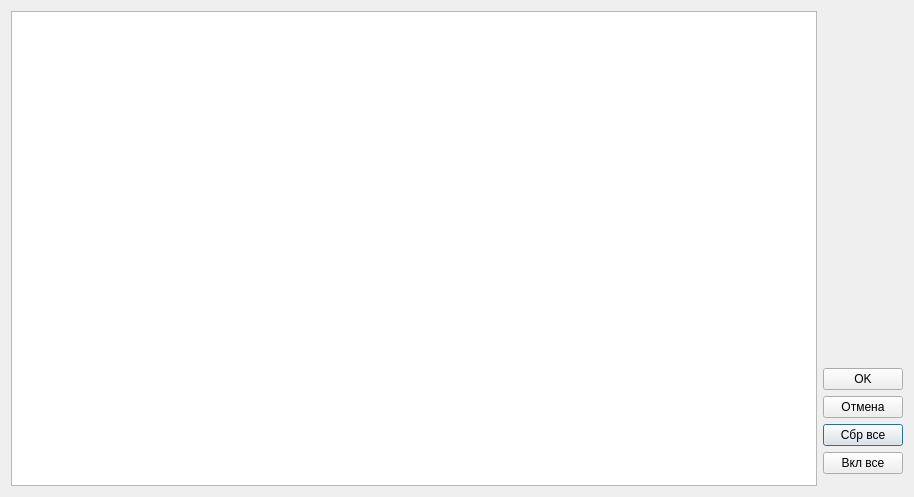
atikbif/VOIP_DISPATCHER, file dialogconfig.ui: the form before one commit.
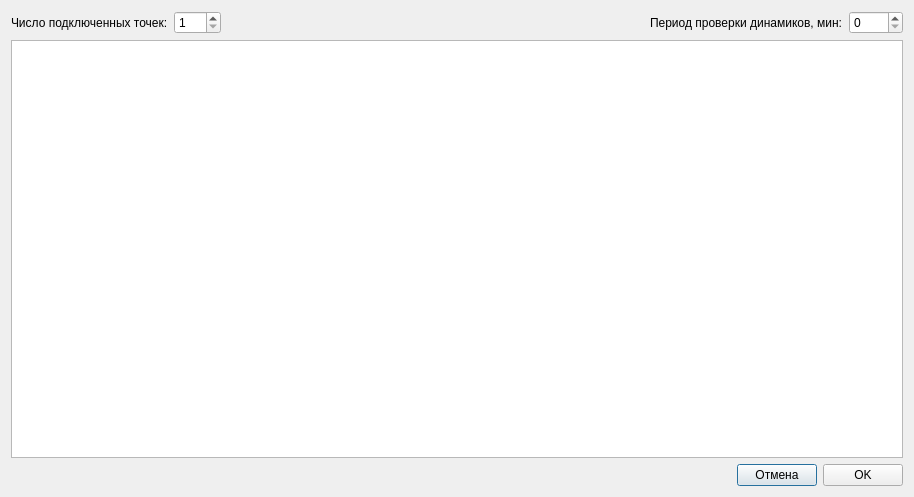
The form after the commit.

Patch:
```diff
--- a/dialogconfig.ui
+++ b/dialogconfig.ui
@@ -14,50 +14,91 @@
    <string>Настройка аудио точек</string>
   </property>
   <layout class="QGridLayout" name="gridLayout">
-   <item row="0" column="0" rowspan="7">
-    <widget class="QTableWidget" name="tableWidget"/>
+   <item row="0" column="0" colspan="3">
+    <layout class="QVBoxLayout" name="verticalLayout">
+     <item>
+      <layout class="QHBoxLayout" name="horizontalLayout">
+       <item>
+        <widget class="QLabel" name="label">
+         <property name="text">
+          <string>Число подключенных точек:</string>
+         </property>
+        </widget>
+       </item>
+       <item>
+        <widget class="QSpinBox" name="spinBoxPointCnt">
+         <property name="minimum">
+          <number>1</number>
+         </property>
+         <property name="maximum">
+          <number>100</number>
+         </property>
+        </widget>
+       </item>
+       <item>
+        <spacer name="horizontalSpacer">
+         <property name="orientation">
+          <enum>Qt::Horizontal</enum>
+         </property>
+         <property name="sizeHint" stdset="0">
+          <size>
+           <width>248</width>
+           <height>20</height>
+          </size>
+         </property>
+        </spacer>
+       </item>
+       <item>
+        <widget class="QLabel" name="label_2">
+         <property name="text">
+          <string>Период проверки динамиков, мин:</string>
+         </property>
+        </widget>
+       </item>
+       <item>
+        <widget class="QSpinBox" name="spinBoxCheckAudioTmr">
+         <property name="minimum">
+          <number>0</number>
+         </property>
+         <property name="maximum">
+          <number>1000</number>
+         </property>
+        </widget>
+       </item>
+      </layout>
+     </item>
+     <item>
+      <widget class="QTableWidget" name="tableWidget"/>
+     </item>
+    </layout>
    </item>
-   <item row="0" column="1">
-    <spacer name="verticalSpacer">
+   <item row="1" column="0">
+    <spacer name="horizontalSpacer_2">
      <property name="orientation">
-      <enum>Qt::Vertical</enum>
+      <enum>Qt::Horizontal</enum>
      </property>
      <property name="sizeHint" stdset="0">
       <size>
-       <width>20</width>
-       <height>360</height>
+       <width>731</width>
+       <height>20</height>
       </size>
      </property>
     </spacer>
    </item>
-   <item row="3" column="1">
-    <widget class="QPushButton" name="pushButtonClearAll">
-     <property name="text">
-      <string>Сбр все</string>
-     </property>
-    </widget>
-   </item>
-   <item row="4" column="1">
-    <widget class="QPushButton" name="pushButtonSetAll">
-     <property name="text">
-      <string>Вкл все</string>
-     </property>
-    </widget>
-   </item>
    <item row="1" column="1">
-    <widget class="QPushButton" name="pushButtonOK">
-     <property name="text">
-      <string>OK</string>
-     </property>
-    </widget>
-   </item>
-   <item row="2" column="1">
     <widget class="QPushButton" name="pushButtonCancel">
      <property name="text">
       <string>Отмена</string>
      </property>
     </widget>
    </item>
+   <item row="1" column="2">
+    <widget class="QPushButton" name="pushButtonOK">
+     <property name="text">
+      <string>OK</string>
+     </property>
+    </widget>
+   </item>
   </layout>
  </widget>
  <tabstops>
```
Left out of the diff: 2 changed lines with no effect on the pictures.
